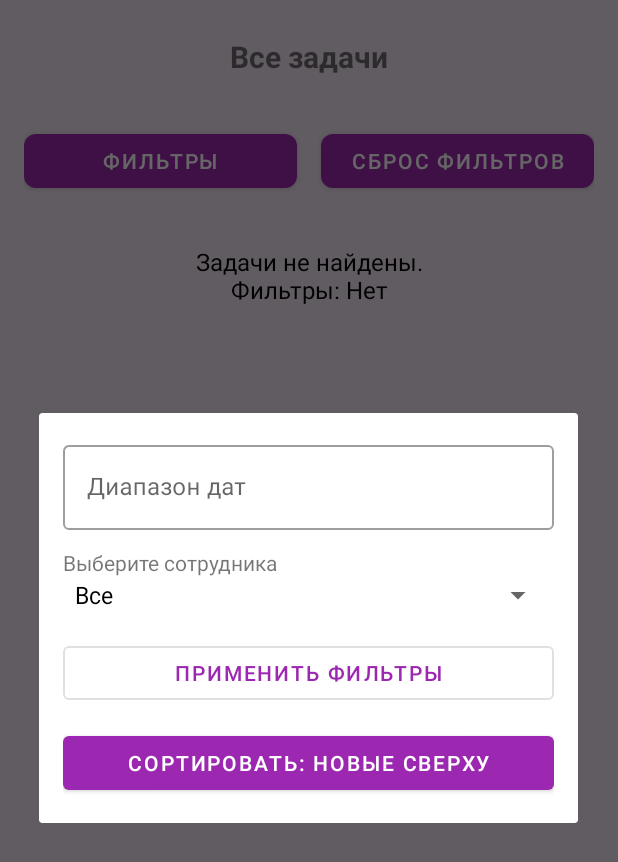
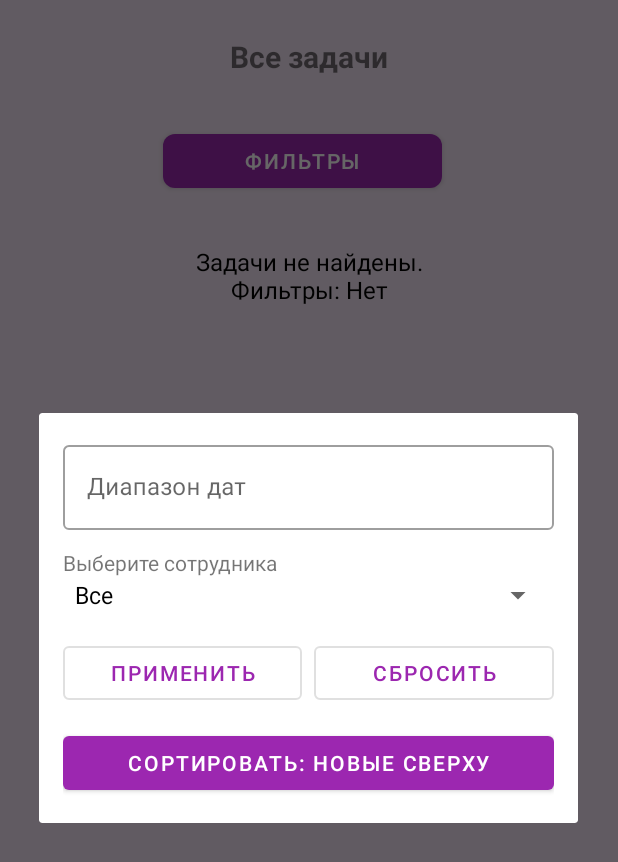
Before and after one commit to iluscho/PerformApp, an Android app: the DispatcherAllTasksActivity screen opened directly, with no data from a screen before it, after a tap on "ФИЛЬТРЫ", on a phone screen of 412 x 824 dp. Shown: the top 862 px of the screen. Run offline under Robolectric (Android 15) with nearby library versions, the phone set to English and light mode, and no system bars; our stand-ins replace Firebase (no records; nobody signed in at launch, a user with empty details on screens opened directly).

Commit message:
perenos knopki sbros filtrov, prilojenie stabilno rabotaet

```diff
--- a/app/src/main/java/com/example/performapp/DispatcherAllTasksActivity.java
+++ b/app/src/main/java/com/example/performapp/DispatcherAllTasksActivity.java
@@ -41,8 +41,7 @@ public class DispatcherAllTasksActivity extends AppCompatActivity {
     private List<String> allWorkers = new ArrayList<>();
     private TextInputEditText dateRangeEditText;
     private TextView textViewNoTasks;
-
-    private boolean sortDescending = true; // true - новые сверху, false - старые сверху
+    private boolean sortDescending = true;
 
     @Override
     protected void onCreate(Bundle savedInstanceState) {
@@ -50,13 +49,6 @@ public class DispatcherAllTasksActivity extends AppCompatActivity {
         setContentView(R.layout.activity_dispatcher_all_tasks);
 
         textViewNoTasks = findViewById(R.id.textViewNoTasks);
-
-        findViewById(R.id.btnClearFilters).setOnClickListener(v -> {
-            filterStartDate = null;
-            filterEndDate = null;
-            filterWorker = null;
-            loadAllTasks();
-        });
 
         recyclerView = findViewById(R.id.recyclerViewAllTasks);
         recyclerView.setLayoutManager(new LinearLayoutManager(this));
@@ -71,7 +63,6 @@ public class DispatcherAllTasksActivity extends AppCompatActivity {
             loadWorkers(this::showFilterDialog);
         });
 
-        // Изначально загружаем все задачи без фильтров
         loadAllTasks();
     }
 
@@ -108,6 +99,7 @@ public class DispatcherAllTasksActivity extends AppCompatActivity {
         dateRangeEditText = dialogView.findViewById(R.id.dateEditText);
         Spinner workerSpinner = dialogView.findViewById(R.id.workerSpinner);
         Button btnApply = dialogView.findViewById(R.id.btnApplyFilters);
+        Button btnClear = dialogView.findViewById(R.id.btnClearFilters);
         Button btnSort = dialogView.findViewById(R.id.btnSort);
 
         MaterialDatePicker<androidx.core.util.Pair<Long, Long>> datePicker =
@@ -129,7 +121,6 @@ public class DispatcherAllTasksActivity extends AppCompatActivity {
         adapter.setDropDownViewResource(android.R.layout.simple_spinner_dropdown_item);
         workerSpinner.setAdapter(adapter);
 
-        // Устанавливаем текущие фильтры в диалог
         if (filterStartDate != null && filterEndDate != null) {
             dateRangeEditText.setText(filterStartDate + " - " + filterEndDate);
         }
@@ -138,11 +129,19 @@ public class DispatcherAllTasksActivity extends AppCompatActivity {
             if (pos >= 0) workerSpinner.setSelection(pos);
         }
 
-        // Текст кнопки сортировки в зависимости от текущего состояния
         btnSort.setText(sortDescending ? "Сортировать: новые сверху" : "Сортировать: старые сверху");
 
         AlertDialog dialog = builder.create();
-        dialog.show();
+
+        btnClear.setOnClickListener(v -> {
+            filterStartDate = null;
+            filterEndDate = null;
+            filterWorker = null;
+            dateRangeEditText.setText("");
+            workerSpinner.setSelection(0);
+            dialog.dismiss();
+            applyFilters();
+        });
 
         btnApply.setOnClickListener(v -> {
             String dateRange = dateRangeEditText.getText().toString().trim();
@@ -167,6 +166,8 @@ public class DispatcherAllTasksActivity extends AppCompatActivity {
             btnSort.setText(sortDescending ? "Сортировать: новые сверху" : "Сортировать: старые сверху");
             applyFilters();
         });
+
+        dialog.show();
     }
 
     private void applyFilters() {
@@ -216,16 +217,9 @@ public class DispatcherAllTasksActivity extends AppCompatActivity {
                     taskList.add(t);
                 }
 
-                // Сортируем задачи по дате в зависимости от sortDescending
-                Collections.sort(taskList, new Comparator<Task>() {
-                    @Override
-                    public int compare(Task t1, Task t2) {
-                        // сравниваем даты в формате yyyy-MM-dd
-                        return sortDescending ?
-                                t2.getTaskDate().compareTo(t1.getTaskDate()) :
-                                t1.getTaskDate().compareTo(t2.getTaskDate());
-                    }
-                });
+                Collections.sort(taskList, (t1, t2) -> sortDescending ?
+                        t2.getTaskDate().compareTo(t1.getTaskDate()) :
+                        t1.getTaskDate().compareTo(t2.getTaskDate()));
 
                 taskAdapter.notifyDataSetChanged();
                 updateNoTasksMessage();
@@ -274,14 +268,9 @@ public class DispatcherAllTasksActivity extends AppCompatActivity {
                     taskList.add(t);
                 }
 
-                Collections.sort(taskList, new Comparator<Task>() {
-                    @Override
-                    public int compare(Task t1, Task t2) {
-                        return sortDescending ?
-                                t2.getTaskDate().compareTo(t1.getTaskDate()) :
-                                t1.getTaskDate().compareTo(t2.getTaskDate());
-                    }
-                });
+                Collections.sort(taskList, (t1, t2) -> sortDescending ?
+                        t2.getTaskDate().compareTo(t1.getTaskDate()) :
+                        t1.getTaskDate().compareTo(t2.getTaskDate()));
 
                 taskAdapter.notifyDataSetChanged();
                 updateNoTasksMessage();
@@ -313,7 +302,7 @@ public class DispatcherAllTasksActivity extends AppCompatActivity {
                 filtersInfo.append("Нет");
             }
 
-            textViewNoTasks.setText("Задачи не найдены.\n" + filtersInfo.toString());
+            textViewNoTasks.setText("Задачи не найдены.\n" + filtersInfo);
             textViewNoTasks.setVisibility(View.VISIBLE);
             recyclerView.setVisibility(View.GONE);
         } else {
--- a/app/src/main/res/layout/activity_dispatcher_all_tasks.xml
+++ b/app/src/main/res/layout/activity_dispatcher_all_tasks.xml
@@ -6,7 +6,6 @@
     android:layout_width="match_parent"
     android:layout_height="match_parent">
 
-    <!-- Заголовок "Все задачи" -->
     <TextView
         android:text="Все задачи"
         android:textSize="20sp"
@@ -17,7 +16,6 @@
         android:gravity="center"
         android:padding="8dp"/>
 
-    <!-- Горизонтальный LinearLayout для кнопок -->
     <LinearLayout
         android:orientation="horizontal"
         android:layout_width="match_parent"
@@ -39,21 +37,6 @@
             android:maxLines="1"
             android:minWidth="0dp"
             android:minEms="5" />
-
-        <com.google.android.material.button.MaterialButton
-            android:id="@+id/btnClearFilters"
-            android:layout_width="0dp"
-            android:layout_height="wrap_content"
-            android:layout_weight="1"
-            android:text="Сброс фильтров"
-            app:cornerRadius="8dp"
-            android:layout_marginStart="8dp"
-            style="@style/Widget.MaterialComponents.Button"
-            android:ellipsize="end"
-            android:maxLines="1"
-            android:minWidth="0dp"
-            android:minEms="5"
-            android:fitsSystemWindows="true"/>
     </LinearLayout>
 
     <TextView
@@ -67,7 +50,6 @@
         android:padding="16dp"
         android:textColor="@android:color/black"/>
 
-    <!-- RecyclerView для отображения списка задач -->
     <androidx.recyclerview.widget.RecyclerView
         android:id="@+id/recyclerViewAllTasks"
         android:layout_width="match_parent"
--- a/app/src/main/res/layout/dialog_filters.xml
+++ b/app/src/main/res/layout/dialog_filters.xml
@@ -32,13 +32,31 @@
         android:layout_width="match_parent"
         android:layout_height="wrap_content"/>
 
-    <Button
-        android:id="@+id/btnApplyFilters"
+    <LinearLayout
         android:layout_width="match_parent"
         android:layout_height="wrap_content"
-        android:text="Применить фильтры"
-        android:layout_marginTop="16dp"
-        style="@style/Widget.MaterialComponents.Button.OutlinedButton"/>
+        android:orientation="horizontal"
+        android:weightSum="2"
+        android:layout_marginTop="16dp">
+
+        <Button
+            android:id="@+id/btnApplyFilters"
+            android:layout_width="0dp"
+            android:layout_height="wrap_content"
+            android:layout_weight="1"
+            android:text="Применить"
+            android:layout_marginEnd="4dp"
+            style="@style/Widget.MaterialComponents.Button.OutlinedButton"/>
+
+        <Button
+            android:id="@+id/btnClearFilters"
+            android:layout_width="0dp"
+            android:layout_height="wrap_content"
+            android:layout_weight="1"
+            android:text="Сбросить"
+            android:layout_marginStart="4dp"
+            style="@style/Widget.MaterialComponents.Button.OutlinedButton"/>
+    </LinearLayout>
 
     <Button
         android:id="@+id/btnSort"
```
